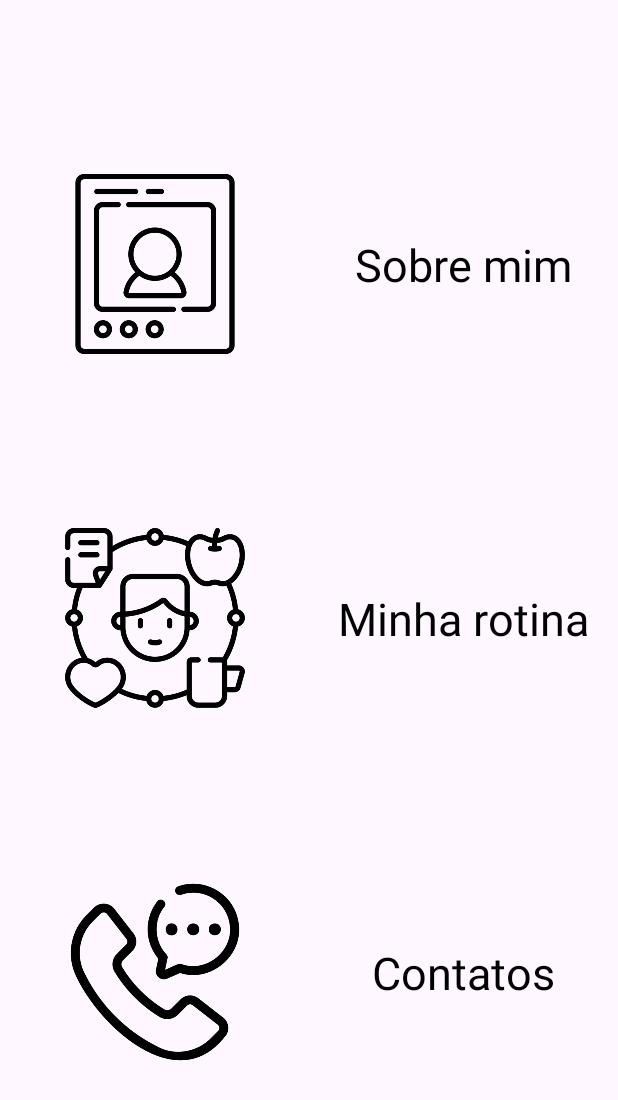
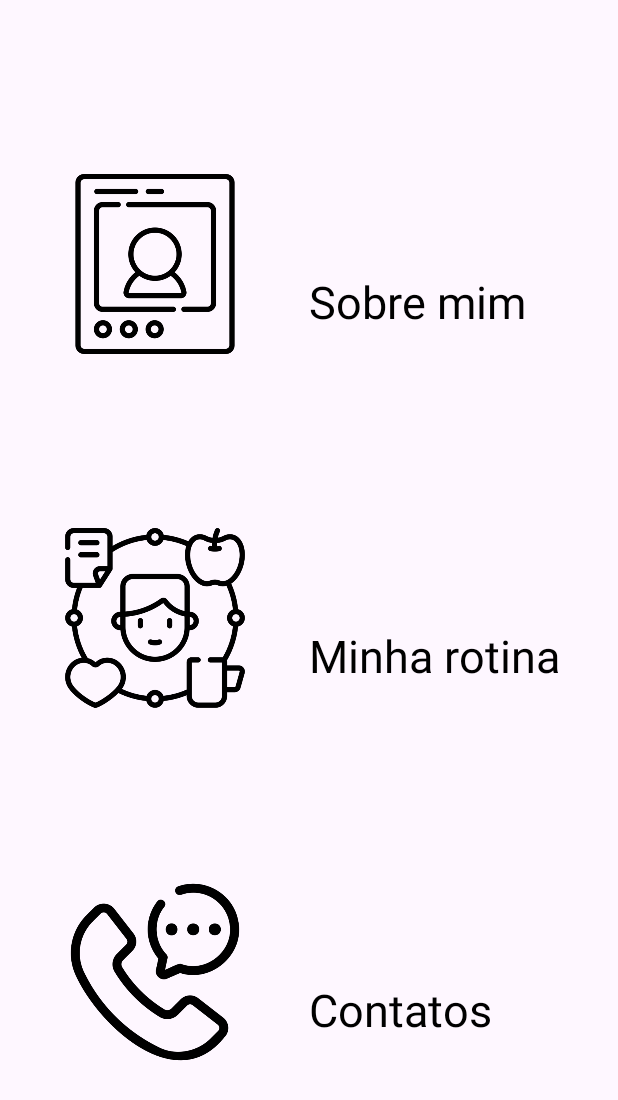
Before and after one commit to AleRodriguesDev/TesteSobre, an Android app: the screen it shows after launch (MainActivity), on a phone screen of 412 x 824 dp. Shown: the top 1100 px of the screen. Run offline under Robolectric (Android 15) with nearby library versions, the phone set to English and light mode, and no system bars.

Commit message:
commit layout

```diff
--- a/app/src/main/res/layout/activity_main.xml
+++ b/app/src/main/res/layout/activity_main.xml
@@ -46,10 +46,10 @@
         android:text="Sobre mim"
         android:textColor="@color/black"
         app:layout_constraintLeft_toRightOf="@id/guideline2"
-        app:layout_constraintRight_toRightOf="parent"
         app:layout_constraintTop_toTopOf="@id/sobre"
         app:layout_constraintBottom_toBottomOf="@id/sobre"
         android:textSize="30sp"
+        android:layout_marginTop="50dp"
         />
 
     <TextView
@@ -58,10 +58,10 @@
         android:text="Minha rotina"
         android:textColor="@color/black"
         app:layout_constraintLeft_toRightOf="@id/guideline2"
-        app:layout_constraintRight_toRightOf="parent"
         app:layout_constraintTop_toTopOf="@id/rotina"
         app:layout_constraintBottom_toBottomOf="@id/rotina"
         android:textSize="30sp"
+        android:layout_marginTop="50dp"
 
         />
 
@@ -71,10 +71,10 @@
         android:text="Contatos"
         android:textColor="@color/black"
         app:layout_constraintLeft_toRightOf="@id/guideline2"
-        app:layout_constraintRight_toRightOf="parent"
         app:layout_constraintTop_toTopOf="@id/contatos"
         app:layout_constraintBottom_toBottomOf="@id/contatos"
         android:textSize="30sp"
+        android:layout_marginTop="50dp"
         />
 
     <androidx.constraintlayout.widget.Guideline
```
